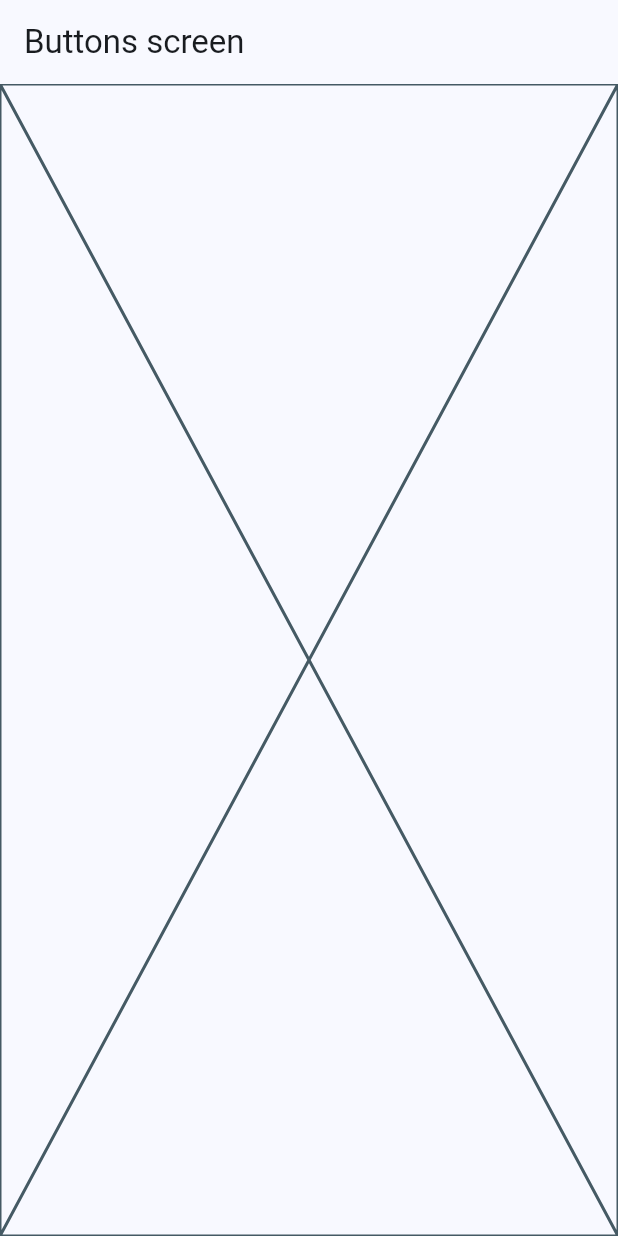
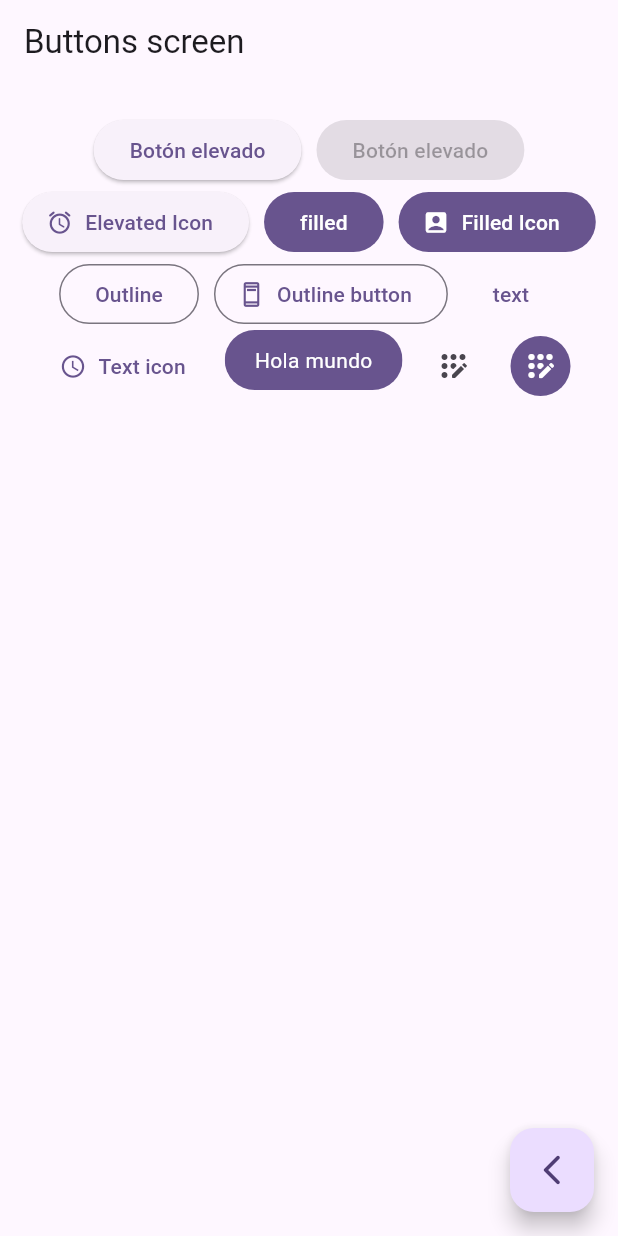
Before and after one commit to aguerrero2016/widgets_app, a Flutter app: the ButtonsScreen screen opened by its route, on a phone screen of 412 x 824 dp. Run offline on Flutter 3.47's test engine with Material 2 defaults, Android fonts, the phone set to English and light mode, and no system bars; our stand-ins replace go_router.

Commit message:
buttons screen finish

```diff
--- a/lib/main.dart
+++ b/lib/main.dart
@@ -14,7 +14,7 @@ class MainApp extends StatelessWidget {
     return MaterialApp.router(
       routerConfig: appRouter,
       debugShowCheckedModeBanner: false,
-      theme: AppTheme(selectedColor: 0).getTheme(),
+      theme: AppTheme(selectedColor: 5).getTheme(),
 
     );
   }
--- a/lib/presentation/screens/buttons/buttons_screen.dart
+++ b/lib/presentation/screens/buttons/buttons_screen.dart
@@ -1,7 +1,8 @@
 import 'package:flutter/material.dart';
+import 'package:go_router/go_router.dart';
 
 class ButtonsScreen extends StatelessWidget {
-  static const String name  = 'buttons_screen';
+  static const String name = 'buttons_screen';
   const ButtonsScreen({super.key});
 
   @override
@@ -10,7 +11,92 @@ class ButtonsScreen extends StatelessWidget {
       appBar: AppBar(
         title: const Text('Buttons screen'),
       ),
-      body: const Placeholder()
+      body: const _ButtonsView(),
+      floatingActionButton: FloatingActionButton(
+        child: const Icon(Icons.arrow_back_ios_new_rounded),
+        onPressed: () {
+          context.pop();
+        },
+      ),
     );
   }
 }
+
+class _ButtonsView extends StatelessWidget {
+  const _ButtonsView();
+
+  @override
+  Widget build(BuildContext context) {
+    final colors = Theme.of(context).colorScheme;
+    return SizedBox(
+      width: double.infinity,
+      child: Padding(
+        padding: const EdgeInsets.symmetric(horizontal: 10, vertical: 20),
+        child: Wrap(
+          spacing: 10,
+          alignment: WrapAlignment.center,
+          children: [
+            ElevatedButton(
+                onPressed: () {}, child: const Text('Botón elevado')),
+            const ElevatedButton(onPressed: null, child: Text('Botón elevado')),
+            ElevatedButton.icon(
+                onPressed: () {},
+                icon: const Icon(Icons.access_alarm_rounded),
+                label: const Text('Elevated Icon')),
+            FilledButton(onPressed: () {}, child: const Text('filled')),
+            FilledButton.icon(
+              onPressed: () {},
+              icon: const Icon(Icons.account_box),
+              label: const Text('Filled Icon'),
+            ),
+            OutlinedButton(onPressed: () {}, child: const Text('Outline')),
+            OutlinedButton.icon(
+              onPressed: () {},
+              icon: const Icon(Icons.ad_units_outlined),
+              label: const Text('Outline button'),
+            ),
+            TextButton(onPressed: () {}, child: const Text('text')),
+            TextButton.icon(
+              onPressed: () {},
+              icon: const Icon(Icons.access_time),
+              label: const Text('Text icon'),
+            ),
+            const CustomButton(),
+            IconButton(
+                onPressed: () {},
+                icon: const Icon(Icons.app_registration_rounded)),
+            IconButton(
+              onPressed: () {},
+              icon: const Icon(Icons.app_registration_rounded),
+              style: ButtonStyle(
+                  backgroundColor: MaterialStatePropertyAll(colors.primary),
+                  iconColor: const MaterialStatePropertyAll(Colors.white)),
+            ),
+          ],
+        ),
+      ),
+    );
+  }
+}
+
+class CustomButton extends StatelessWidget {
+  const CustomButton({super.key});
+
+  @override
+  Widget build(BuildContext context) {
+    final colors = Theme.of(context).colorScheme;
+    return ClipRRect(
+      borderRadius: BorderRadius.circular(20),
+      child: Material(
+        color: colors.primary,
+        child: InkWell(
+          onTap: (){},
+          child: Padding(
+            padding: const EdgeInsets.symmetric(horizontal: 20, vertical: 10),
+            child: Text('Hola mundo', style: TextStyle(color: Colors.white)),
+          ),
+        ),
+      ),
+    );
+  }
+}
```
